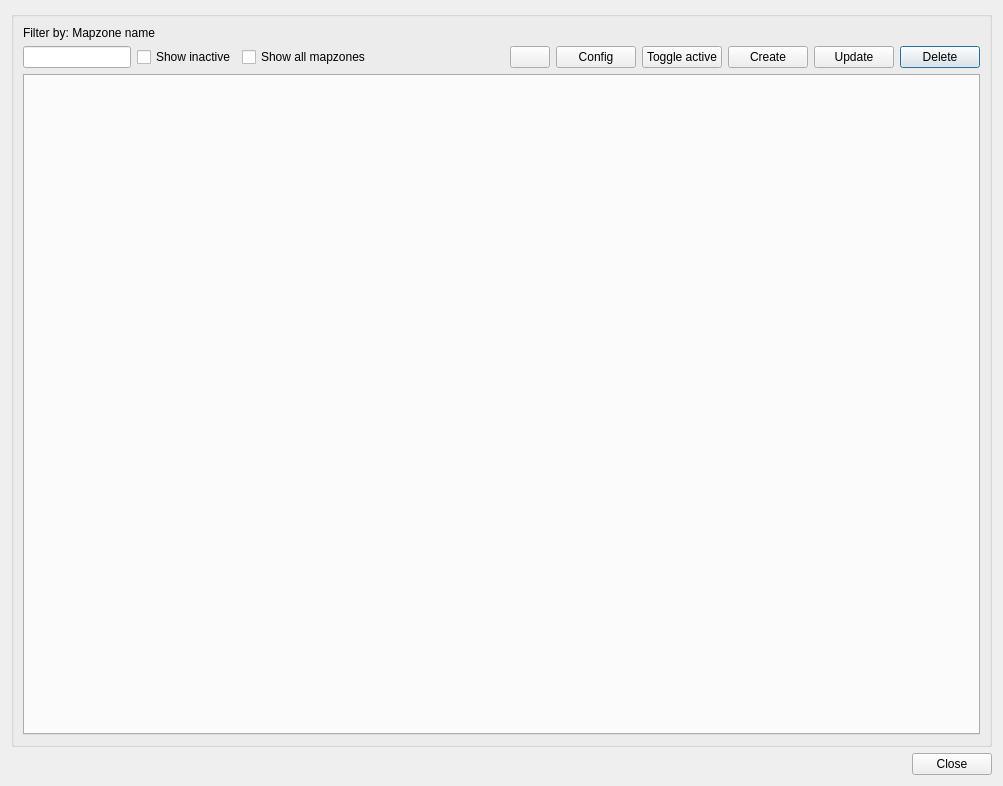
Above: core/ui/toolbars/utilities/mapzone_manager.ui from Giswater/giswater_qgis_plugin before the change. Below: the same form after it.
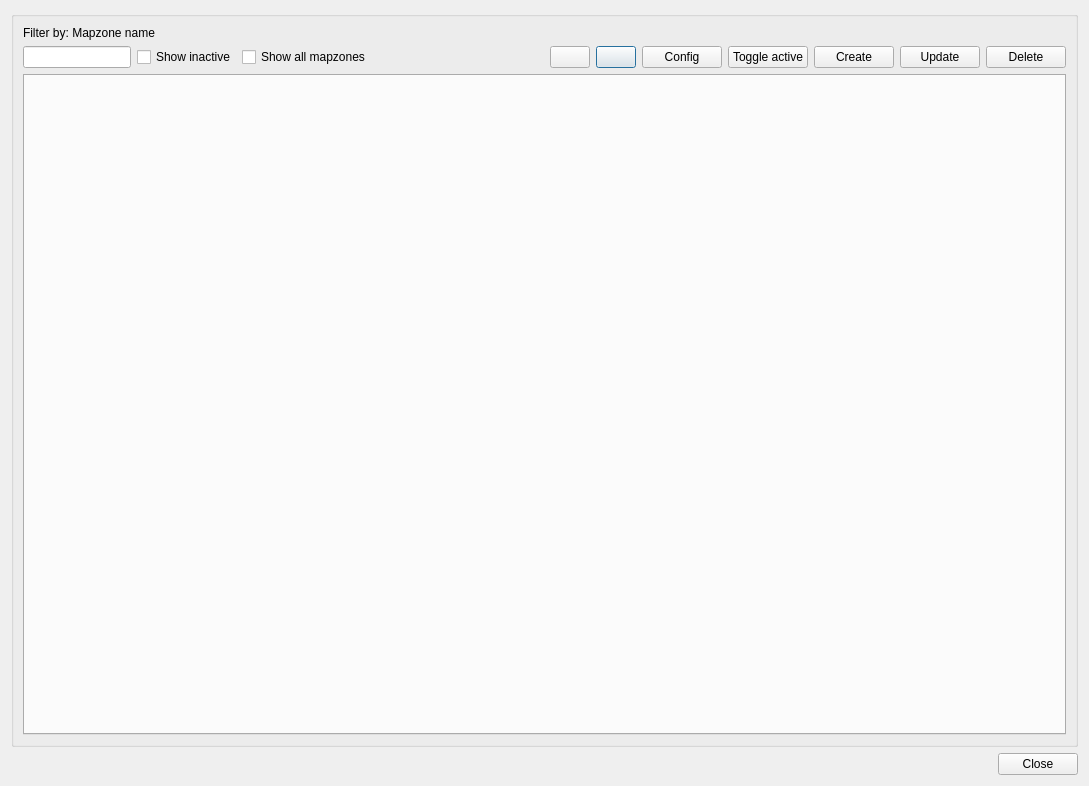
That is the form after the change.

Commit message: feat(mapzone_manager): WIP add new btn_flood

```diff
--- a/core/ui/toolbars/utilities/mapzone_manager.ui
+++ b/core/ui/toolbars/utilities/mapzone_manager.ui
@@ -6,7 +6,7 @@
    <rect>
     <x>0</x>
     <y>0</y>
-    <width>1003</width>
+    <width>1089</width>
     <height>786</height>
    </rect>
   </property>
@@ -26,71 +26,43 @@
       <string/>
      </property>
      <layout class="QGridLayout" name="verticalLayout_3">
-      <item row="5" column="10">
-       <widget class="QPushButton" name="btn_delete">
-        <property name="sizePolicy">
-         <sizepolicy hsizetype="Fixed" vsizetype="Fixed">
-          <horstretch>0</horstretch>
-          <verstretch>0</verstretch>
-         </sizepolicy>
-        </property>
-        <property name="text">
-         <string>Delete</string>
-        </property>
-       </widget>
-      </item>
-      <item row="5" column="7">
-       <widget class="QPushButton" name="btn_toggle_active">
-        <property name="sizePolicy">
-         <sizepolicy hsizetype="Fixed" vsizetype="Fixed">
-          <horstretch>0</horstretch>
-          <verstretch>0</verstretch>
-         </sizepolicy>
-        </property>
-        <property name="text">
-         <string>Toggle active</string>
-        </property>
-       </widget>
-      </item>
-      <item row="6" column="0" colspan="11">
+      <item row="6" column="0" colspan="12">
        <widget class="QTabWidget" name="main_tab"/>
       </item>
-      <item row="5" column="0">
-       <widget class="QLineEdit" name="txt_name">
-        <property name="sizePolicy">
-         <sizepolicy hsizetype="Fixed" vsizetype="Fixed">
-          <horstretch>0</horstretch>
-          <verstretch>0</verstretch>
-         </sizepolicy>
-        </property>
-        <property name="text">
-         <string/>
-        </property>
-       </widget>
-      </item>
       <item row="5" column="6">
-       <widget class="QPushButton" name="btn_config">
-        <property name="sizePolicy">
-         <sizepolicy hsizetype="Fixed" vsizetype="Fixed">
-          <horstretch>0</horstretch>
-          <verstretch>0</verstretch>
-         </sizepolicy>
+       <widget class="QPushButton" name="btn_execute">
+        <property name="text">
+         <string/>
         </property>
+       </widget>
+      </item>
+      <item row="5" column="2">
+       <widget class="QCheckBox" name="chk_show_all">
+        <property name="toolTip">
+         <string>Show all mapzones without user selection</string>
+        </property>
         <property name="text">
-         <string>Config</string>
+         <string>Show all mapzones</string>
         </property>
        </widget>
       </item>
-      <item row="5" column="9">
-       <widget class="QPushButton" name="btn_update">
+      <item row="5" column="4">
+       <widget class="QLabel" name="lbl_vdefault_workspace">
         <property name="sizePolicy">
-         <sizepolicy hsizetype="Fixed" vsizetype="Fixed">
+         <sizepolicy hsizetype="Fixed" vsizetype="Preferred">
           <horstretch>0</horstretch>
           <verstretch>0</verstretch>
          </sizepolicy>
         </property>
         <property name="text">
-         <string>Update</string>
+         <string/>
+        </property>
+       </widget>
+      </item>
+      <item row="5" column="1">
+       <widget class="QCheckBox" name="chk_active">
+        <property name="text">
+         <string>Show inactive</string>
         </property>
        </widget>
       </item>
@@ -108,6 +80,32 @@
        </spacer>
       </item>
       <item row="5" column="8">
+       <widget class="QPushButton" name="btn_toggle_active">
+        <property name="sizePolicy">
+         <sizepolicy hsizetype="Fixed" vsizetype="Fixed">
+          <horstretch>0</horstretch>
+          <verstretch>0</verstretch>
+         </sizepolicy>
+        </property>
+        <property name="text">
+         <string>Toggle active</string>
+        </property>
+       </widget>
+      </item>
+      <item row="5" column="0">
+       <widget class="QLineEdit" name="txt_name">
+        <property name="sizePolicy">
+         <sizepolicy hsizetype="Fixed" vsizetype="Fixed">
+          <horstretch>0</horstretch>
+          <verstretch>0</verstretch>
+         </sizepolicy>
+        </property>
+        <property name="text">
+         <string/>
+        </property>
+       </widget>
+      </item>
+      <item row="5" column="9">
        <widget class="QPushButton" name="btn_create">
         <property name="sizePolicy">
          <sizepolicy hsizetype="Fixed" vsizetype="Fixed">
@@ -120,30 +118,29 @@
         </property>
        </widget>
       </item>
-      <item row="5" column="4">
-       <widget class="QLabel" name="lbl_vdefault_workspace">
+      <item row="5" column="11">
+       <widget class="QPushButton" name="btn_delete">
         <property name="sizePolicy">
-         <sizepolicy hsizetype="Fixed" vsizetype="Preferred">
+         <sizepolicy hsizetype="Fixed" vsizetype="Fixed">
           <horstretch>0</horstretch>
           <verstretch>0</verstretch>
          </sizepolicy>
         </property>
         <property name="text">
-         <string/>
+         <string>Delete</string>
         </property>
        </widget>
       </item>
-      <item row="5" column="5">
-       <widget class="QPushButton" name="btn_execute">
-        <property name="text">
-         <string/>
+      <item row="5" column="7">
+       <widget class="QPushButton" name="btn_config">
+        <property name="sizePolicy">
+         <sizepolicy hsizetype="Fixed" vsizetype="Fixed">
+          <horstretch>0</horstretch>
+          <verstretch>0</verstretch>
+         </sizepolicy>
         </property>
-       </widget>
-      </item>
-      <item row="5" column="1">
-       <widget class="QCheckBox" name="chk_active">
         <property name="text">
-         <string>Show inactive</string>
+         <string>Config</string>
         </property>
        </widget>
       </item>
@@ -154,13 +151,23 @@
         </property>
        </widget>
       </item>
-      <item row="5" column="2">
-       <widget class="QCheckBox" name="chk_show_all">
-        <property name="toolTip">
-         <string>Show all mapzones without user selection</string>
+      <item row="5" column="10">
+       <widget class="QPushButton" name="btn_update">
+        <property name="sizePolicy">
+         <sizepolicy hsizetype="Fixed" vsizetype="Fixed">
+          <horstretch>0</horstretch>
+          <verstretch>0</verstretch>
+         </sizepolicy>
         </property>
         <property name="text">
-         <string>Show all mapzones</string>
+         <string>Update</string>
+        </property>
+       </widget>
+      </item>
+      <item row="5" column="5">
+       <widget class="QPushButton" name="btn_flood">
+        <property name="text">
+         <string/>
         </property>
        </widget>
       </item>
```
The commit also changes 2 other files.
